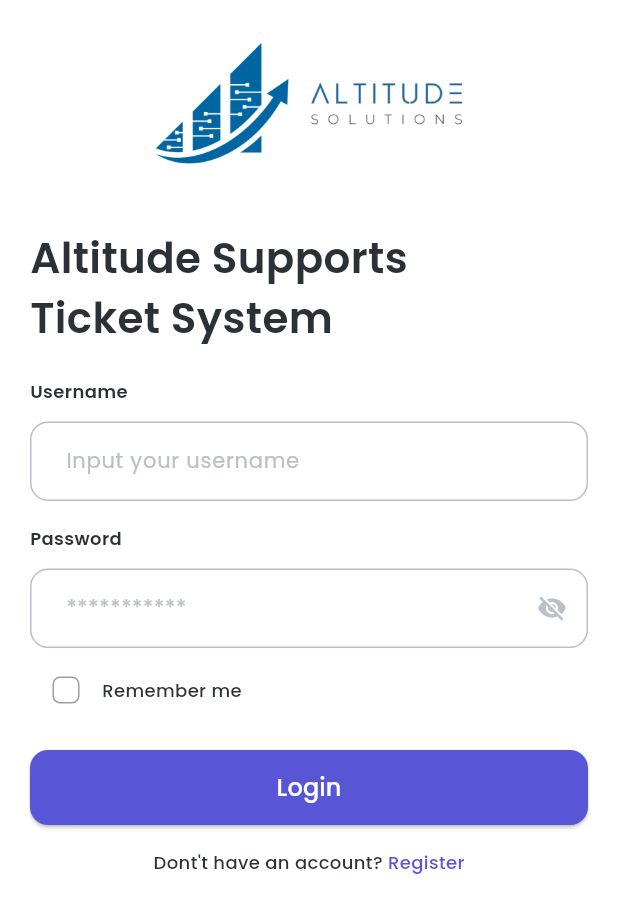
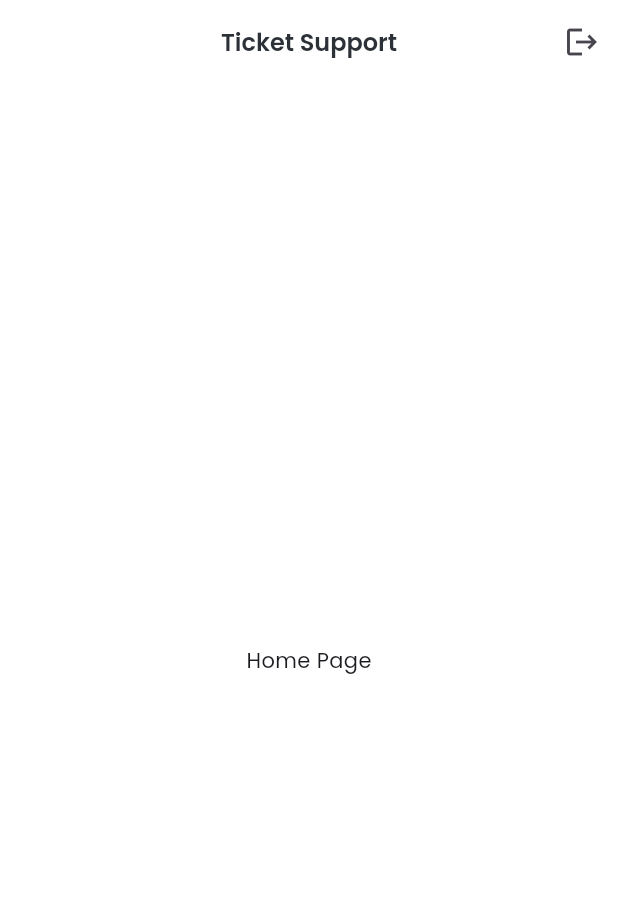
Before and after one commit to guruhnusa/altitude_supports_tickets_apps, a Flutter app: the screen it shows after launch, after a tap on "Login", on a phone screen of 412 x 824 dp. Shown: the top 913 px of the screen. Run offline on Flutter 3.47's test engine with Material 3 defaults, Android fonts, the phone set to English and light mode, and no system bars; our stand-ins replace dartz, dio, flutter_dotenv, flutter_hooks, gap, go_router and 3 more; generated files the repository leaves out were written again.

Commit message:
Add home route and implement HomePage with custom app bar

```diff
--- /dev/null
+++ b/lib/src/core/helpers/widgets/custom_appbar.dart
@@ -0,0 +1,46 @@
+
+import 'package:flutter/material.dart';
+
+import '../../utils/constant/app_colors.dart';
+
+class CustomAppBar extends StatelessWidget implements PreferredSizeWidget {
+  final String title;
+  final bool isBack;
+  final Function()? onBack;
+  final Widget? actions;
+  const CustomAppBar({
+    super.key,
+    required this.title,
+    this.isBack = true,
+    this.onBack,
+    this.actions,
+  });
+
+  @override
+  Widget build(BuildContext context) {
+    return AppBar(
+      leading: isBack
+          ? IconButton(
+              icon: const Icon(Icons.arrow_back),
+              onPressed: onBack,
+            )
+          : null,
+      backgroundColor: Colors.white,
+      title: Text(
+        title,
+        style: const TextStyle(
+          color: AppColors.neutral900,
+          fontSize: 16,
+          fontWeight: FontWeight.w600,
+        ),
+      ),
+      centerTitle: true,
+      actions: [
+        actions ?? const SizedBox(),
+      ],
+    );
+  }
+
+  @override
+  Size get preferredSize => const Size.fromHeight(56);
+}
--- a/lib/src/core/routes/router_name.dart
+++ b/lib/src/core/routes/router_name.dart
@@ -1,9 +1,11 @@
 class RouteName {
   static const String login = '/login';
   static const String register = '/register';
+  static const String home = '/home';
 }
 
 class PathName {
   static const String login = '/login';
   static const String register = '/register';
+  static const String home = '/home';
 }
--- a/lib/src/core/routes/routers.dart
+++ b/lib/src/core/routes/routers.dart
@@ -4,6 +4,7 @@
 
 import '../../features/auth/presentation/pages/login_page.dart';
 import '../../features/auth/presentation/pages/register_page.dart';
+import '../../features/home/presentation/pages/home_page.dart';
 import 'router_name.dart';
 
 part 'routers.g.dart';
@@ -27,6 +28,13 @@
           return const RegisterPage();
         },
       ),
+      GoRoute(
+        path: PathName.home,
+        name: RouteName.home,
+        builder: (context, state) {
+          return const HomePage();
+        },
+      ),
     ],
   );
 }
--- a/lib/src/features/auth/presentation/pages/login_page.dart
+++ b/lib/src/features/auth/presentation/pages/login_page.dart
@@ -147,7 +147,9 @@
           const Gap(16),
           Button.filled(
             // disabled: authState.isLoading || isButtonDisabled.value,
-            onPressed: () {},
+            onPressed: () {
+              context.pushReplacementNamed(PathName.home);
+            },
             label: 'Login',
           ),
           const Gap(16),
@@ -165,7 +167,7 @@
               InkWell(
                 onTap: () {
                   WidgetsBinding.instance.focusManager.primaryFocus?.unfocus();
-                  context.goNamed(RouteName.register);
+                  context.goNamed(PathName.register);
                 },
                 child: const Text(
                   'Register',
--- a/lib/src/features/auth/presentation/pages/register_page.dart
+++ b/lib/src/features/auth/presentation/pages/register_page.dart
@@ -1,3 +1,4 @@
+// ignore_for_file: public_member_api_docs, sort_constructors_first
 import 'package:flutter/material.dart';
 import 'package:flutter_hooks/flutter_hooks.dart';
 import 'package:gap/gap.dart';
@@ -8,6 +9,7 @@
 import '../../../../core/extensions/string_ext.dart';
 import '../../../../core/helpers/buttons/buttons.dart';
 import '../../../../core/helpers/text_field/custom_text_field.dart';
+import '../../../../core/helpers/widgets/custom_appbar.dart';
 import '../../../../core/routes/router_name.dart';
 import '../../../../core/utils/constant/app_colors.dart';
 
@@ -55,21 +57,12 @@
         }
       },
       child: Scaffold(
-        appBar: AppBar(
-          leading: IconButton(
-            icon: const Icon(Icons.arrow_back),
-            onPressed: () {
-              context.goNamed(PathName.login);
-            },
-          ),
-          backgroundColor: Colors.white,
-          title: const Text('Register Account',
-              style: TextStyle(
-                color: AppColors.neutral900,
-                fontSize: 16,
-                fontWeight: FontWeight.w600,
-              )),
-          centerTitle: true,
+        appBar: CustomAppBar(
+          title: 'Register',
+          isBack: true,
+          onBack: () {
+            context.goNamed(PathName.login);
+          },
         ),
         body: ListView(
           padding: const EdgeInsets.all(20),
--- /dev/null
+++ b/lib/src/features/home/presentation/pages/home_page.dart
@@ -0,0 +1,24 @@
+import 'package:flutter/material.dart';
+
+import '../../../../core/helpers/widgets/custom_appbar.dart';
+
+class HomePage extends StatelessWidget {
+  const HomePage({super.key});
+
+  @override
+  Widget build(BuildContext context) {
+    return Scaffold(
+      appBar: CustomAppBar(
+        isBack: false,
+        title: 'Ticket Support',
+        actions: IconButton(
+          icon: const Icon(Icons.logout),
+          onPressed: () {},
+        ),
+      ),
+      body: const Center(
+        child: Text('Home Page'),
+      ),
+    );
+  }
+}
```
